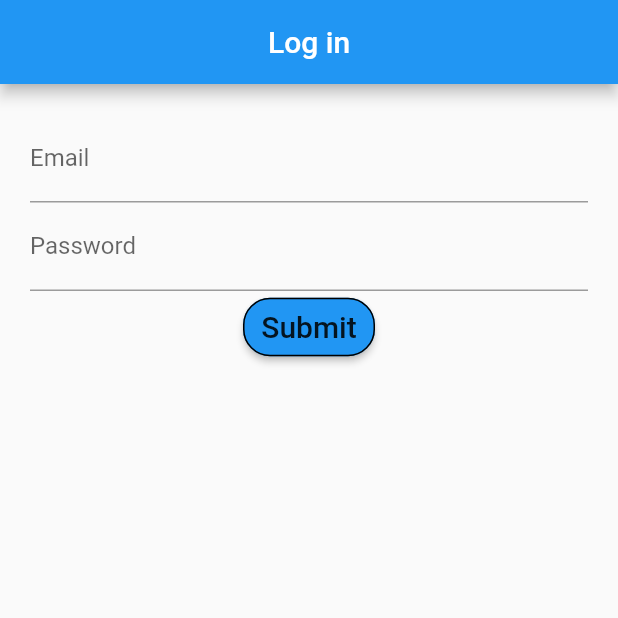
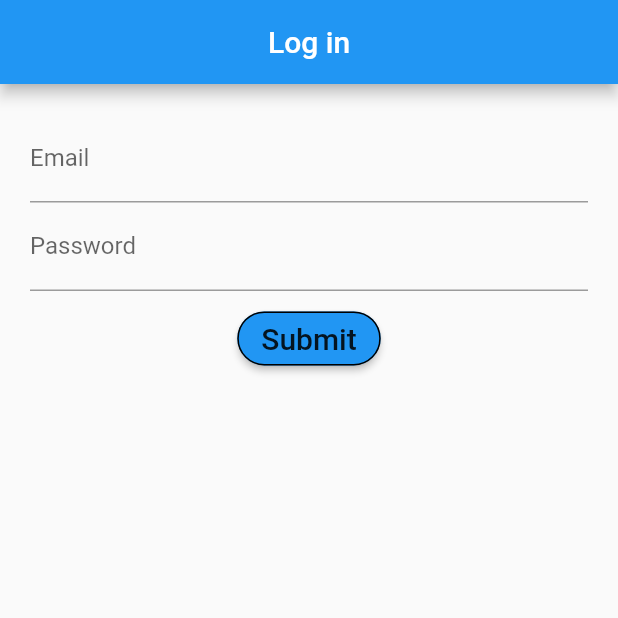
Before and after one commit to eshromanch/login_flutter, a Flutter app: the screen it shows after launch, after a tap on "Submit", on a phone screen of 412 x 824 dp, the top half of it. Run offline on Flutter 3.47's test engine with Material 2 defaults, Android fonts, the phone set to English and light mode, and no system bars.

Commit message:
modified main.dart

```diff
--- a/lib/main.dart
+++ b/lib/main.dart
@@ -28,15 +28,20 @@ class LoginScreen extends StatefulWidget {
 }
 
 class _LoginScreenState extends State<LoginScreen> {
+  final finalkey = GlobalKey<FormState>();
   @override
   Widget build(BuildContext context) {
     return Container(
       margin: EdgeInsets.all(20.0),
       child: Form(
+        key: finalkey,
         child: Column(
           children: <Widget>[
             emailField(),
             passField(),
+            Container(
+              margin: EdgeInsets.only(top: 7.6),
+            ),
             submitButton(),
           ],
         ),
@@ -57,16 +62,15 @@ class _LoginScreenState extends State<LoginScreen> {
   Widget passField() {
     return TextFormField(
       obscureText: true,
-      decoration: InputDecoration(
-        labelText: 'Password',
-      ),
+      decoration:
+          InputDecoration(labelText: 'Password', hintText: 'who cares!'),
     );
   }
 
   Widget submitButton() {
     return RaisedButton(
       onPressed: () {
-        print('fuck ya!');
+        finalkey.currentState.reset();
       },
       shape: RoundedRectangleBorder(
         borderRadius: BorderRadius.circular(18.0),
@@ -79,7 +83,7 @@ class _LoginScreenState extends State<LoginScreen> {
         ),
       ),
       color: Colors.blue,
-      padding: EdgeInsets.all(8.0),
+      //padding: EdgeInsets.all(8.0),
     );
   }
 }
```
